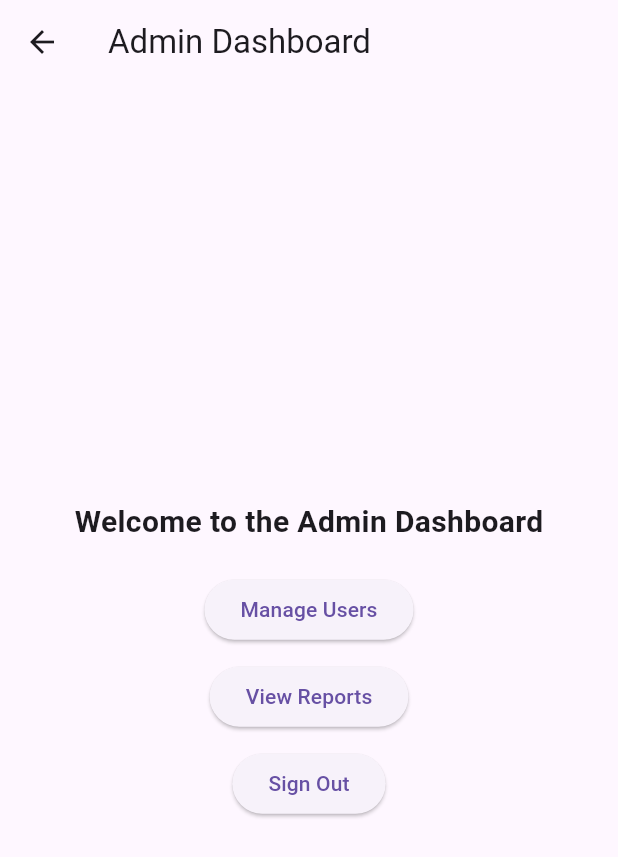
After one commit to MosheT01/LunaParkVisitorSystem, a Flutter app: the AdminDashboard screen opened by its route, on a phone screen of 412 x 824 dp. The commit adds this screen. Shown: the top 857 px of the screen. Run offline on Flutter 3.47's test engine with Material 3 defaults, Android fonts, the phone set to English and light mode, and no system bars; our stand-ins replace firebase_auth, firebase_core, firebase_database; accounts and stored records are empty; statements that could not run were skipped.

Commit message:
added a way to manage users and a way to diffrentiate users

```diff
--- /dev/null
+++ b/luna_park_management/database.rules.json
@@ -0,0 +1,6 @@
+{
+  "rules": {
+    ".read": "now < 1734300000000",
+    ".write": "now < 1734300000000"
+  }
+}
--- /dev/null
+++ b/luna_park_management/lib/admin/admin_dashboard.dart
@@ -0,0 +1,49 @@
+import 'package:flutter/material.dart';
+
+class AdminDashboard extends StatelessWidget {
+  const AdminDashboard({Key? key}) : super(key: key);
+
+  @override
+  Widget build(BuildContext context) {
+    return Scaffold(
+      appBar: AppBar(
+        title: const Text('Admin Dashboard'),
+      ),
+      body: Center(
+        child: Column(
+          mainAxisAlignment: MainAxisAlignment.center,
+          children: [
+            const Text(
+              'Welcome to the Admin Dashboard',
+              style: TextStyle(fontSize: 20, fontWeight: FontWeight.bold),
+            ),
+            const SizedBox(height: 20),
+            ElevatedButton(
+              onPressed: () {
+                // Navigate to manage users screen (example functionality)
+                Navigator.pushNamed(context, '/manageUsers');
+              },
+              child: const Text('Manage Users'),
+            ),
+            const SizedBox(height: 10),
+            ElevatedButton(
+              onPressed: () {
+                // Navigate to view reports screen (example functionality)
+                Navigator.pushNamed(context, '/viewReports');
+              },
+              child: const Text('View Reports'),
+            ),
+            const SizedBox(height: 10),
+            ElevatedButton(
+              onPressed: () {
+                // Sign out functionality
+                Navigator.pushReplacementNamed(context, '/login');
+              },
+              child: const Text('Sign Out'),
+            ),
+          ],
+        ),
+      ),
+    );
+  }
+}
--- a/luna_park_management/lib/main.dart
+++ b/luna_park_management/lib/main.dart
@@ -1,11 +1,19 @@
 import 'package:flutter/material.dart';
 import 'package:firebase_core/firebase_core.dart';
+import 'package:firebase_database/firebase_database.dart';
+import 'package:luna_park_management/admin/admin_dashboard.dart';
+import 'package:luna_park_management/admin/manage_users.dart';
 import 'package:luna_park_management/home_page.dart';
 import 'package:luna_park_management/login_page.dart';
 
 void main() async {
   WidgetsFlutterBinding.ensureInitialized();
   await Firebase.initializeApp();
+
+  // Set the correct database URL
+  FirebaseDatabase.instance.databaseURL =
+      'https://lunaparkmanagement-a8a9c-default-rtdb.europe-west1.firebasedatabase.app';
+
   runApp(const MyApp());
 }
 
@@ -23,6 +31,8 @@ class MyApp extends StatelessWidget {
       routes: {
         '/login': (context) => const LoginPage(),
         '/home': (context) => const HomePage(),
+        '/admin': (context) => const AdminDashboard(),
+        '/manageUsers': (context) => const ManageUsersPage(),
       },
     );
   }
--- a/luna_park_management/pubspec.yaml
+++ b/luna_park_management/pubspec.yaml
@@ -37,6 +37,7 @@ dependencies:
   cupertino_icons: ^1.0.8
   firebase_core: ^3.8.0
   firebase_auth: ^5.3.3
+  firebase_database: ^11.1.6
 
 dev_dependencies:
   flutter_test:
```
Also changed, not shown: luna_park_management/lib/admin/manage_users.dart (added, +113 -0 lines), luna_park_management/lib/login_page.dart (+73 -7 lines), luna_park_management/firebase.json, luna_park_management/pubspec.lock, 3 other files.
